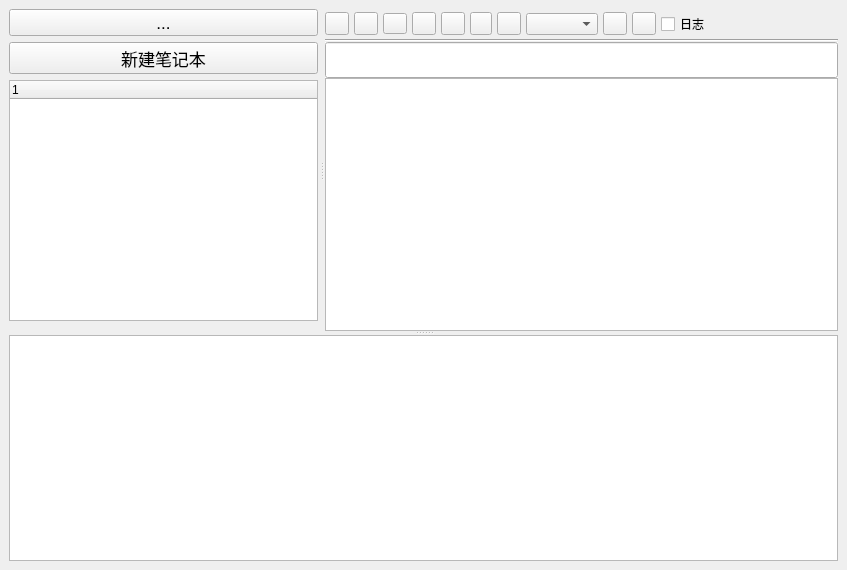
Qt form App/windows/mainwindow.ui (kevinWu7/LifeNote) before a commit.
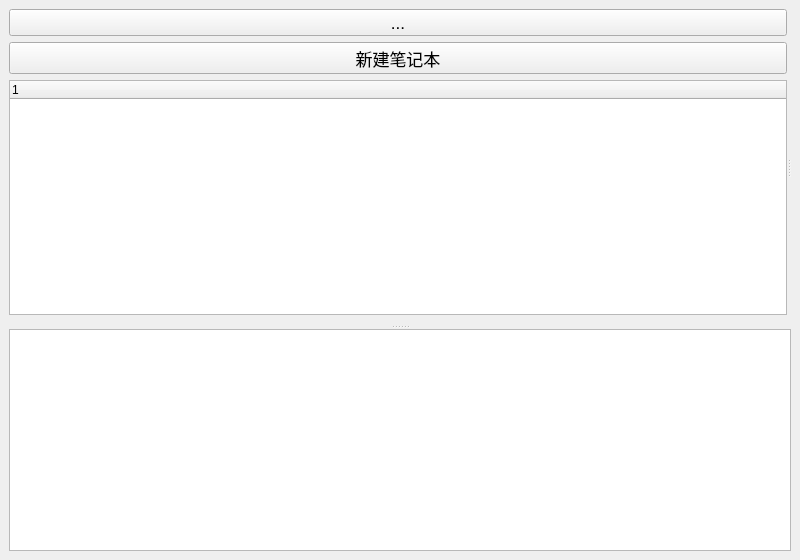
The same form after that commit. Custom widgets are drawn as their Qt base class.

Commit message: strip editWidget to a single component

Patch:
```diff
--- a/App/windows/mainwindow.ui
+++ b/App/windows/mainwindow.ui
@@ -6,15 +6,15 @@
    <rect>
     <x>0</x>
     <y>0</y>
-    <width>847</width>
-    <height>570</height>
+    <width>800</width>
+    <height>560</height>
    </rect>
   </property>
   <property name="windowTitle">
    <string>MainWindow</string>
   </property>
   <widget class="QWidget" name="centralwidget">
-   <layout class="QHBoxLayout" name="horizontalLayout_3">
+   <layout class="QVBoxLayout" name="verticalLayout_3">
     <property name="leftMargin">
      <number>0</number>
     </property>
@@ -44,31 +44,13 @@
        </property>
        <item>
         <widget class="QSplitter" name="mainSplitter">
-         <property name="sizePolicy">
-          <sizepolicy hsizetype="Preferred" vsizetype="Preferred">
-           <horstretch>0</horstretch>
-           <verstretch>0</verstretch>
-          </sizepolicy>
-         </property>
          <property name="orientation">
           <enum>Qt::Vertical</enum>
          </property>
          <widget class="QSplitter" name="controlSplitter">
-          <property name="sizePolicy">
-           <sizepolicy hsizetype="Preferred" vsizetype="Preferred">
-            <horstretch>0</horstretch>
-            <verstretch>0</verstretch>
-           </sizepolicy>
-          </property>
           <property name="orientation">
            <enum>Qt::Horizontal</enum>
           </property>
-          <property name="handleWidth">
-           <number>7</number>
-          </property>
-          <property name="childrenCollapsible">
-           <bool>true</bool>
-          </property>
           <widget class="QWidget" name="leftBar" native="true">
            <property name="sizePolicy">
             <sizepolicy hsizetype="Preferred" vsizetype="Preferred">
@@ -197,312 +179,8 @@
             </item>
            </layout>
           </widget>
-          <widget class="QWidget" name="editWidget" native="true">
-           <layout class="QVBoxLayout" name="verticalLayout_3">
-            <property name="spacing">
-             <number>0</number>
-            </property>
-            <property name="leftMargin">
-             <number>0</number>
-            </property>
-            <property name="topMargin">
-             <number>0</number>
-            </property>
-            <property name="rightMargin">
-             <number>0</number>
-            </property>
-            <property name="bottomMargin">
-             <number>0</number>
-            </property>
-            <item>
-             <widget class="QWidget" name="titleBar" native="true">
-              <property name="minimumSize">
-               <size>
-                <width>0</width>
-                <height>0</height>
-               </size>
-              </property>
-              <property name="maximumSize">
-               <size>
-                <width>16777215</width>
-                <height>30</height>
-               </size>
-              </property>
-              <property name="autoFillBackground">
-               <bool>true</bool>
-              </property>
-              <layout class="QHBoxLayout" name="horizontalLayout">
-               <property name="spacing">
-                <number>5</number>
-               </property>
-               <property name="leftMargin">
-                <number>0</number>
-               </property>
-               <property name="topMargin">
-                <number>0</number>
-               </property>
-               <property name="rightMargin">
-                <number>0</number>
-               </property>
-               <property name="bottomMargin">
-                <number>0</number>
-               </property>
-               <item>
-                <widget class="QToolButton" name="saveBtn">
-                 <property name="text">
-                  <string/>
-                 </property>
-                 <property name="iconSize">
-                  <size>
-                   <width>16</width>
-                   <height>16</height>
-                  </size>
-                 </property>
-                 <property name="checkable">
-                  <bool>false</bool>
-                 </property>
-                </widget>
-               </item>
-               <item>
-                <widget class="QToolButton" name="undoBtn">
-                 <property name="text">
-                  <string/>
-                 </property>
-                 <property name="iconSize">
-                  <size>
-                   <width>16</width>
-                   <height>16</height>
-                  </size>
-                 </property>
-                 <property name="checkable">
-                  <bool>false</bool>
-                 </property>
-                </widget>
-               </item>
-               <item>
-                <widget class="QToolButton" name="boldBtn">
-                 <property name="minimumSize">
-                  <size>
-                   <width>0</width>
-                   <height>0</height>
-                  </size>
-                 </property>
-                 <property name="layoutDirection">
-                  <enum>Qt::LeftToRight</enum>
-                 </property>
-                 <property name="text">
-                  <string/>
-                 </property>
-                 <property name="iconSize">
-                  <size>
-                   <width>16</width>
-                   <height>14</height>
-                  </size>
-                 </property>
-                 <property name="checkable">
-                  <bool>true</bool>
-                 </property>
-                 <property name="checked">
-                  <bool>false</bool>
-                 </property>
-                 <property name="autoRepeat">
-                  <bool>false</bool>
-                 </property>
-                 <property name="popupMode">
-                  <enum>QToolButton::DelayedPopup</enum>
-                 </property>
-                 <property name="arrowType">
-                  <enum>Qt::NoArrow</enum>
-                 </property>
-                </widget>
-               </item>
-               <item>
-                <widget class="QToolButton" name="italicBtn">
-                 <property name="minimumSize">
-                  <size>
-                   <width>0</width>
-                   <height>0</height>
-                  </size>
-                 </property>
-                 <property name="text">
-                  <string/>
-                 </property>
-                 <property name="checkable">
-                  <bool>true</bool>
-                 </property>
-                </widget>
-               </item>
-               <item>
-                <widget class="QToolButton" name="underlineBtn">
-                 <property name="minimumSize">
-                  <size>
-                   <width>0</width>
-                   <height>0</height>
-                  </size>
-                 </property>
-                 <property name="text">
-                  <string/>
-                 </property>
-                 <property name="checkable">
-                  <bool>true</bool>
-                 </property>
-                </widget>
-               </item>
-               <item>
-                <widget class="QToolButton" name="colorBtn">
-                 <property name="minimumSize">
-                  <size>
-                   <width>0</width>
-                   <height>0</height>
-                  </size>
-                 </property>
-                 <property name="maximumSize">
-                  <size>
-                   <width>16777215</width>
-                   <height>16777215</height>
-                  </size>
-                 </property>
-                 <property name="text">
-                  <string/>
-                 </property>
-                 <property name="iconSize">
-                  <size>
-                   <width>14</width>
-                   <height>16</height>
-                  </size>
-                 </property>
-                 <property name="checkable">
-                  <bool>false</bool>
-                 </property>
-                </widget>
-               </item>
-               <item>
-                <widget class="QToolButton" name="pictureBtn">
-                 <property name="text">
-                  <string/>
-                 </property>
-                 <property name="checkable">
-                  <bool>false</bool>
-                 </property>
-                </widget>
-               </item>
-               <item>
-                <widget class="QComboBox" name="fontComboBox">
-                 <property name="sizePolicy">
-                  <sizepolicy hsizetype="Fixed" vsizetype="Fixed">
-                   <horstretch>0</horstretch>
-                   <verstretch>0</verstretch>
-                  </sizepolicy>
-                 </property>
-                 <property name="minimumSize">
-                  <size>
-                   <width>0</width>
-                   <height>0</height>
-                  </size>
-                 </property>
-                 <property name="maximumSize">
-                  <size>
-                   <width>75</width>
-                   <height>16777215</height>
-                  </size>
-                 </property>
-                </widget>
-               </item>
-               <item>
-                <widget class="QToolButton" name="fontAddBtn">
-                 <property name="text">
-                  <string/>
-                 </property>
-                </widget>
-               </item>
-               <item>
-                <widget class="QToolButton" name="fontReduceBtn">
-                 <property name="text">
-                  <string/>
-                 </property>
-                </widget>
-               </item>
-               <item>
-                <widget class="QCheckBox" name="logCheck">
-                 <property name="text">
-                  <string>日志</string>
-                 </property>
-                </widget>
-               </item>
-               <item>
-                <spacer name="titleBarSpacer">
-                 <property name="orientation">
-                  <enum>Qt::Horizontal</enum>
-                 </property>
-                 <property name="sizeHint" stdset="0">
-                  <size>
-                   <width>40</width>
-                   <height>20</height>
-                  </size>
-                 </property>
-                </spacer>
-               </item>
-              </layout>
-             </widget>
-            </item>
-            <item>
-             <widget class="Line" name="titleBarBottomLine">
-              <property name="orientation">
-               <enum>Qt::Horizontal</enum>
-              </property>
-             </widget>
-            </item>
-            <item>
-             <widget class="QLineEdit" name="titleLineEdit">
-              <property name="enabled">
-               <bool>true</bool>
-              </property>
-              <property name="sizePolicy">
-               <sizepolicy hsizetype="Expanding" vsizetype="Fixed">
-                <horstretch>0</horstretch>
-                <verstretch>0</verstretch>
-               </sizepolicy>
-              </property>
-              <property name="minimumSize">
-               <size>
-                <width>0</width>
-                <height>35</height>
-               </size>
-              </property>
-              <property name="font">
-               <font>
-                <pointsize>18</pointsize>
-               </font>
-              </property>
-              <property name="contextMenuPolicy">
-               <enum>Qt::DefaultContextMenu</enum>
-              </property>
-              <property name="autoFillBackground">
-               <bool>true</bool>
-              </property>
-             </widget>
-            </item>
-            <item>
-             <widget class="LNTextEdit" name="textEdit">
-              <property name="sizePolicy">
-               <sizepolicy hsizetype="Expanding" vsizetype="Preferred">
-                <horstretch>0</horstretch>
-                <verstretch>0</verstretch>
-               </sizepolicy>
-              </property>
-              <property name="font">
-               <font>
-                <pointsize>14</pointsize>
-                <bold>false</bold>
-                <kerning>true</kerning>
-               </font>
-              </property>
-              <property name="autoFillBackground">
-               <bool>false</bool>
-              </property>
-             </widget>
-            </item>
-           </layout>
+          <widget class="QWidget" name="verticalLayoutWidget">
+           <layout class="QVBoxLayout" name="tabLayout"/>
           </widget>
          </widget>
          <widget class="LNTextEdit" name="loggerTextEdit"/>
@@ -515,16 +193,16 @@
   </widget>
  </widget>
  <customwidgets>
-  <customwidget>
-   <class>LNTreeWidget</class>
-   <extends>QTreeWidget</extends>
-   <header>lntreewidget.h</header>
-  </customwidget>
   <customwidget>
    <class>LNTextEdit</class>
    <extends>QTextEdit</extends>
    <header location="global">lntextedit.h</header>
   </customwidget>
+  <customwidget>
+   <class>LNTreeWidget</class>
+   <extends>QTreeWidget</extends>
+   <header>lntreewidget.h</header>
+  </customwidget>
  </customwidgets>
  <resources/>
  <connections/>
```
The commit also changes 6 other files.
